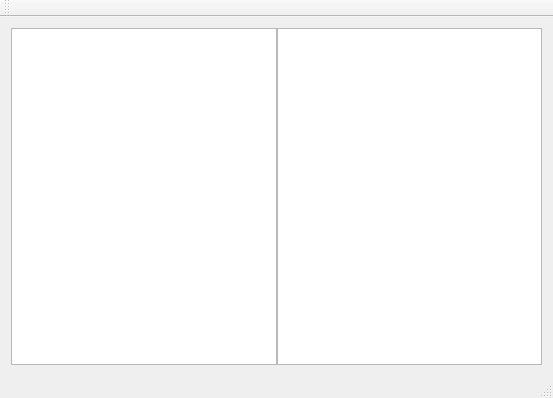
Qt form MainWindow.ui (MRNIU/MarkUp) before a commit.
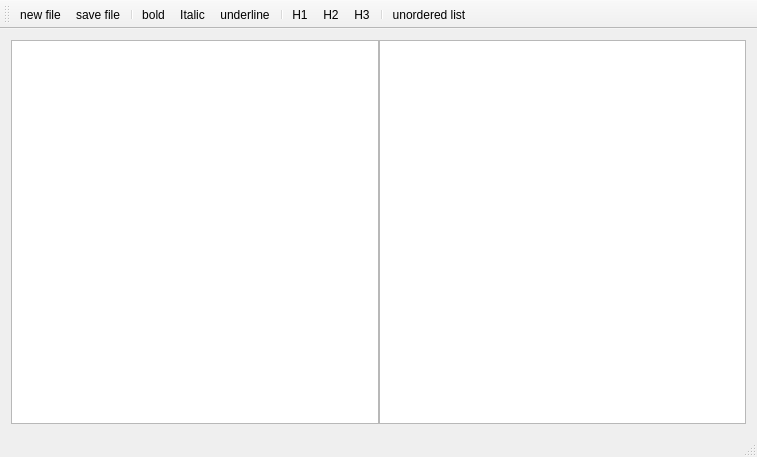
The same form after that commit. Icons and pictures are not drawn.

```diff
--- a/MainWindow.ui
+++ b/MainWindow.ui
@@ -6,8 +6,8 @@
    <rect>
     <x>0</x>
     <y>0</y>
-    <width>553</width>
-    <height>398</height>
+    <width>757</width>
+    <height>457</height>
    </rect>
   </property>
   <property name="sizePolicy">
@@ -62,8 +62,119 @@
    <attribute name="toolBarBreak">
     <bool>false</bool>
    </attribute>
+   <addaction name="action_new_file"/>
+   <addaction name="action_save_file"/>
+   <addaction name="separator"/>
+   <addaction name="action_bold"/>
+   <addaction name="action_Italic"/>
+   <addaction name="action_underline"/>
+   <addaction name="separator"/>
+   <addaction name="action_H1"/>
+   <addaction name="action_H2"/>
+   <addaction name="action_H3"/>
+   <addaction name="separator"/>
+   <addaction name="action_unordered_list"/>
   </widget>
   <widget class="QStatusBar" name="statusBar"/>
+  <action name="action_new_file">
+   <property name="checkable">
+    <bool>true</bool>
+   </property>
+   <property name="icon">
+    <iconset resource="QRC.qrc">
+     <normaloff>:/ui/ui/Add_File.png</normaloff>:/ui/ui/Add_File.png</iconset>
+   </property>
+   <property name="text">
+    <string> new file</string>
+   </property>
+   <property name="shortcut">
+    <string>Ctrl+N</string>
+   </property>
+  </action>
+  <action name="action_save_file">
+   <property name="checkable">
+    <bool>true</bool>
+   </property>
+   <property name="icon">
+    <iconset resource="QRC.qrc">
+     <normaloff>:/ui/ui/Save.png</normaloff>:/ui/ui/Save.png</iconset>
+   </property>
+   <property name="text">
+    <string> save file</string>
+   </property>
+   <property name="shortcut">
+    <string>Ctrl+S</string>
+   </property>
+  </action>
+  <action name="action_bold">
+   <property name="checkable">
+    <bool>true</bool>
+   </property>
+   <property name="icon">
+    <iconset resource="QRC.qrc">
+     <normaloff>:/ui/ui/Bold.png</normaloff>:/ui/ui/Bold.png</iconset>
+   </property>
+   <property name="text">
+    <string> bold</string>
+   </property>
+   <property name="shortcut">
+    <string>Ctrl+B</string>
+   </property>
+  </action>
+  <action name="action_Italic">
+   <property name="checkable">
+    <bool>true</bool>
+   </property>
+   <property name="icon">
+    <iconset resource="QRC.qrc">
+     <normaloff>:/ui/ui/Italic.png</normaloff>:/ui/ui/Italic.png</iconset>
+   </property>
+   <property name="text">
+    <string> Italic</string>
+   </property>
+   <property name="shortcut">
+    <string>Ctrl+I</string>
+   </property>
+  </action>
+  <action name="action_underline">
+   <property name="icon">
+    <iconset resource="QRC.qrc">
+     <normaloff>:/ui/ui/Underline.png</normaloff>:/ui/ui/Underline.png</iconset>
+   </property>
+   <property name="text">
+    <string> underline</string>
+   </property>
+   <property name="shortcut">
+    <string>Ctrl+U</string>
+   </property>
+  </action>
+  <action name="action_H1">
+   <property name="text">
+    <string> H1</string>
+   </property>
+  </action>
+  <action name="action_H2">
+   <property name="text">
+    <string> H2</string>
+   </property>
+  </action>
+  <action name="action_H3">
+   <property name="text">
+    <string> H3</string>
+   </property>
+  </action>
+  <action name="action_unordered_list">
+   <property name="icon">
+    <iconset resource="QRC.qrc">
+     <normaloff>:/ui/ui/Bulleted_List.png</normaloff>:/ui/ui/Bulleted_List.png</iconset>
+   </property>
+   <property name="text">
+    <string> unordered list</string>
+   </property>
+   <property name="shortcut">
+    <string>Ctrl+Shift+U</string>
+   </property>
+  </action>
  </widget>
  <layoutdefault spacing="6" margin="11"/>
  <resources/>
```
Left out of the diff: 6 changed lines with no effect on the pictures.
